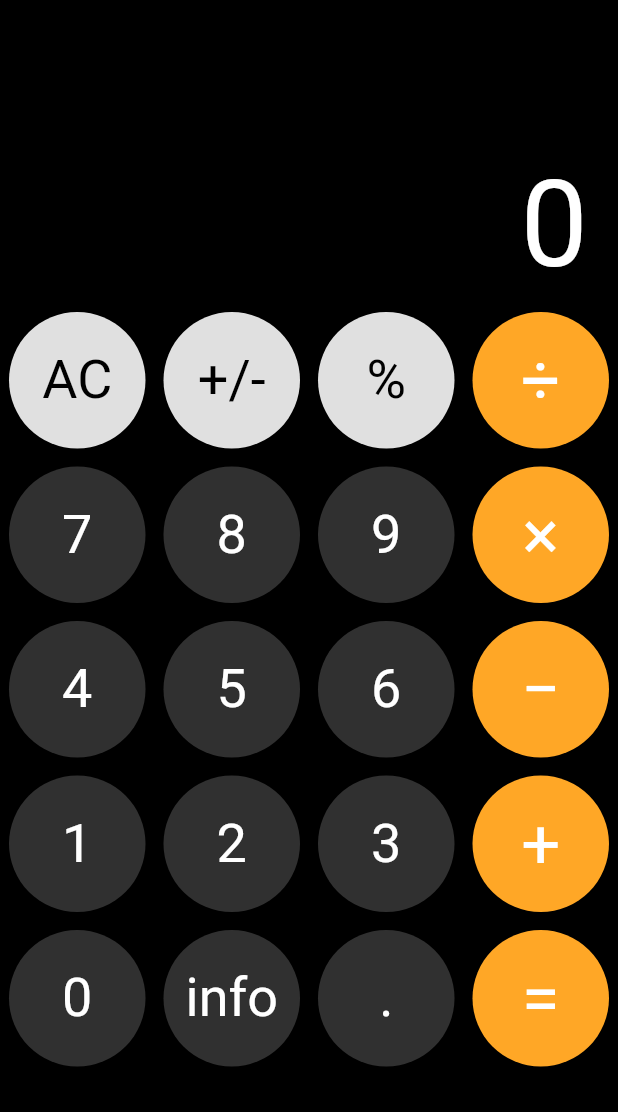
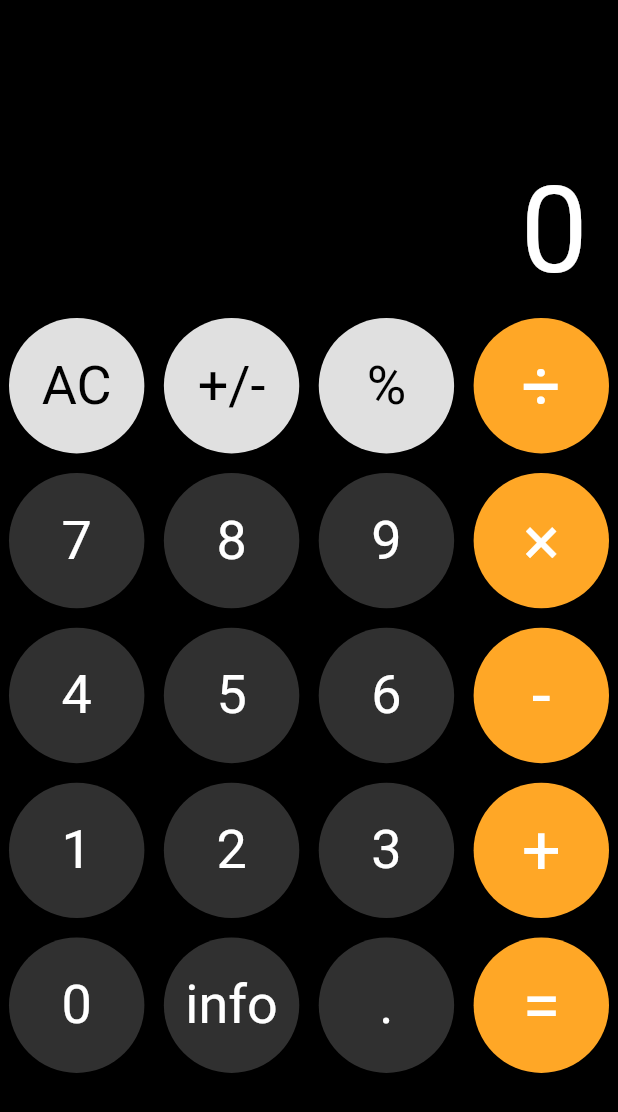
Before and after one commit to lvstross/calculatorapp, a Flutter app: the screen it shows after launch, on a phone screen of 412 x 824 dp. Shown: the top 1112 px of the screen. Run offline on Flutter 3.47's test engine with Material 2 defaults, Android fonts, the phone set to English and light mode, and no system bars.

Commit message:
make calculator a stateful widget refined the buttons rendering

```diff
--- /dev/null
+++ b/lib/circle_button.dart
@@ -0,0 +1,40 @@
+import 'package:flutter/material.dart';
+
+class CircleButton extends StatelessWidget {
+  final Color color;
+  final String text;
+  final Color textColor;
+  final double textSize;
+  final Function tap;
+  CircleButton(
+      {this.color, this.text, this.textColor, this.textSize, this.tap});
+  @override
+  Widget build(context) {
+    double margin = 6.0;
+    double size = (MediaQuery.of(context).size.width / 4) - (margin * 2);
+    return Container(
+      width: size,
+      height: size,
+      margin: EdgeInsets.all(margin),
+      child: Center(
+        child: InkWell(
+          onTap: tap,
+          child: Text(
+            text,
+            style: TextStyle(
+              color: textColor,
+              fontSize: textSize,
+            ),
+          ),
+        ),
+      ),
+      decoration: BoxDecoration(
+        color: color,
+        shape: BoxShape.rectangle,
+        borderRadius: BorderRadius.all(
+          Radius.circular(50),
+        ),
+      ),
+    );
+  }
+}
--- a/lib/main.dart
+++ b/lib/main.dart
@@ -1,4 +1,5 @@
 import 'package:flutter/material.dart';
+import './circle_button.dart';
 
 void main() {
   runApp(Calculator());
@@ -18,201 +19,184 @@ class Calculator extends StatelessWidget {
   }
 }
 
-class ButtonRow extends StatelessWidget {
+class ButtonRow extends StatefulWidget {
+  @override
+  _ButtonRowState createState() => _ButtonRowState();
+}
+
+class _ButtonRowState extends State<ButtonRow> {
+  var buttons = [
+    {
+      'text': 'AC',
+      'color': Colors.grey[300],
+      'textColor': Colors.black,
+      'textSize': 36.0
+    },
+    {
+      'text': '+/-',
+      'color': Colors.grey[300],
+      'textColor': Colors.black,
+      'textSize': 36.0
+    },
+    {
+      'text': '%',
+      'color': Colors.grey[300],
+      'textColor': Colors.black,
+      'textSize': 36.0
+    },
+    {
+      'text': '÷',
+      'color': Colors.orange[400],
+      'textColor': Colors.white,
+      'textSize': 46.0
+    },
+    {
+      'text': '7',
+      'color': Colors.grey[850],
+      'textColor': Colors.white,
+      'textSize': 36.0
+    },
+    {
+      'text': '8',
+      'color': Colors.grey[850],
+      'textColor': Colors.white,
+      'textSize': 36.0
+    },
+    {
+      'text': '9',
+      'color': Colors.grey[850],
+      'textColor': Colors.white,
+      'textSize': 36.0
+    },
+    {
+      'text': '×',
+      'color': Colors.orange[400],
+      'textColor': Colors.white,
+      'textSize': 46.0
+    },
+    {
+      'text': '4',
+      'color': Colors.grey[850],
+      'textColor': Colors.white,
+      'textSize': 36.0
+    },
+    {
+      'text': '5',
+      'color': Colors.grey[850],
+      'textColor': Colors.white,
+      'textSize': 36.0
+    },
+    {
+      'text': '6',
+      'color': Colors.grey[850],
+      'textColor': Colors.white,
+      'textSize': 36.0
+    },
+    {
+      'text': '-',
+      'color': Colors.orange[400],
+      'textColor': Colors.white,
+      'textSize': 46.0
+    },
+    {
+      'text': '1',
+      'color': Colors.grey[850],
+      'textColor': Colors.white,
+      'textSize': 36.0
+    },
+    {
+      'text': '2',
+      'color': Colors.grey[850],
+      'textColor': Colors.white,
+      'textSize': 36.0
+    },
+    {
+      'text': '3',
+      'color': Colors.grey[850],
+      'textColor': Colors.white,
+      'textSize': 36.0
+    },
+    {
+      'text': '+',
+      'color': Colors.orange[400],
+      'textColor': Colors.white,
+      'textSize': 46.0
+    },
+    {
+      'text': '0',
+      'color': Colors.grey[850],
+      'textColor': Colors.white,
+      'textSize': 36.0
+    },
+    {
+      'text': 'info',
+      'color': Colors.grey[850],
+      'textColor': Colors.white,
+      'textSize': 36.0
+    },
+    {
+      'text': '.',
+      'color': Colors.grey[850],
+      'textColor': Colors.white,
+      'textSize': 36.0
+    },
+    {
+      'text': '=',
+      'color': Colors.orange[400],
+      'textColor': Colors.white,
+      'textSize': 46.0
+    },
+  ];
+
+  String _displayValue = "0";
+  List _values = [];
+
+  void _handleButton(value) {
+    setState(() {
+      _values.add(value);
+      print(_values);
+    });
+  }
+
   @override
   Widget build(BuildContext context) {
-    double topHeight = MediaQuery.of(context).size.height / 8;
+    double topHeight = MediaQuery.of(context).size.height / 4;
     return Column(
       children: [
-        Row(
-          mainAxisAlignment: MainAxisAlignment.end,
-          crossAxisAlignment: CrossAxisAlignment.center,
-          children: [
         Container(
+          width: double.infinity,
+          height: topHeight,
+          alignment: Alignment.bottomRight,
           padding: EdgeInsets.only(
             right: 20,
             bottom: 5,
-                top: topHeight,
           ),
           child: Text(
-                "0",
+            _displayValue,
             style: TextStyle(
               color: Colors.white,
-                  fontSize: 80,
+              fontSize: 80.0,
             ),
           ),
         ),
-          ],
+        Expanded(
+          child: GridView.count(
+            crossAxisCount: 4,
+            mainAxisSpacing: 1,
+            crossAxisSpacing: 1,
+            children: List.generate(buttons.length, (index) {
+              return CircleButton(
+                  text: buttons[index]['text'],
+                  color: buttons[index]['color'],
+                  textColor: buttons[index]['textColor'],
+                  textSize: buttons[index]['textSize'],
+                  tap: () {
+                    _handleButton(buttons[index]['text']);
+                  });
+            }),
           ),
-        Row(
-          mainAxisAlignment: MainAxisAlignment.spaceAround,
-          crossAxisAlignment: CrossAxisAlignment.start,
-          children: [
-            CircleButton(
-              text: "AC",
-              color: Colors.grey[300],
-              textColor: Colors.black,
-            ),
-            CircleButton(
-              text: "+/-",
-              color: Colors.grey[300],
-              textColor: Colors.black,
-            ),
-            CircleButton(
-              text: "%",
-              color: Colors.grey[300],
-              textColor: Colors.black,
-            ),
-            CircleButton(
-              text: "÷",
-              color: Colors.orange[400],
-              textSize: 46,
-            ),
-          ],
-        ),
-        Row(
-          mainAxisAlignment: MainAxisAlignment.spaceAround,
-          crossAxisAlignment: CrossAxisAlignment.start,
-          children: [
-            CircleButton(
-              text: "7",
-              color: Colors.grey[850],
-              textColor: Colors.white,
-            ),
-            CircleButton(
-              text: "8",
-              color: Colors.grey[850],
-              textColor: Colors.white,
-            ),
-            CircleButton(
-              text: "9",
-              color: Colors.grey[850],
-              textColor: Colors.white,
-            ),
-            CircleButton(
-              text: "×",
-              color: Colors.orange[400],
-              textSize: 46,
-            ),
-          ],
-        ),
-        Row(
-          mainAxisAlignment: MainAxisAlignment.spaceAround,
-          crossAxisAlignment: CrossAxisAlignment.start,
-          children: [
-            CircleButton(
-              text: "4",
-              color: Colors.grey[850],
-              textColor: Colors.white,
-            ),
-            CircleButton(
-              text: "5",
-              color: Colors.grey[850],
-              textColor: Colors.white,
-            ),
-            CircleButton(
-              text: "6",
-              color: Colors.grey[850],
-              textColor: Colors.white,
-            ),
-            CircleButton(
-              text: "−",
-              color: Colors.orange[400],
-              textSize: 46,
-            ),
-          ],
-        ),
-        Row(
-          mainAxisAlignment: MainAxisAlignment.spaceAround,
-          crossAxisAlignment: CrossAxisAlignment.start,
-          children: [
-            CircleButton(
-              text: "1",
-              color: Colors.grey[850],
-              textColor: Colors.white,
-            ),
-            CircleButton(
-              text: "2",
-              color: Colors.grey[850],
-              textColor: Colors.white,
-            ),
-            CircleButton(
-              text: "3",
-              color: Colors.grey[850],
-              textColor: Colors.white,
-            ),
-            CircleButton(
-              text: "+",
-              color: Colors.orange[400],
-              textSize: 46,
-            ),
-          ],
-        ),
-        Row(
-          mainAxisAlignment: MainAxisAlignment.spaceAround,
-          crossAxisAlignment: CrossAxisAlignment.start,
-          children: [
-            CircleButton(
-              text: "0",
-              color: Colors.grey[850],
-              textColor: Colors.white,
-            ),
-            CircleButton(
-              text: "info",
-              color: Colors.grey[850],
-              textColor: Colors.white,
-            ),
-            CircleButton(
-              text: ".",
-              color: Colors.grey[850],
-              textColor: Colors.white,
-            ),
-            CircleButton(
-              text: "=",
-              color: Colors.orange[400],
-              textSize: 46,
-            ),
-          ],
         ),
       ],
     );
   }
 }
-
-class CircleButton extends StatelessWidget {
-  final Color color;
-  final String text;
-  final Color textColor;
-  final double textSize;
-  CircleButton(
-      {this.color = Colors.grey,
-      this.text = "",
-      this.textColor = Colors.white,
-      this.textSize = 36});
-  @override
-  Widget build(context) {
-    double margin = 6.0;
-    double size = (MediaQuery.of(context).size.width / 4) - (margin * 2);
-    return Container(
-      width: size,
-      height: size,
-      margin: EdgeInsets.all(margin),
-      child: Center(
-        child: Text(
-          text,
-          style: TextStyle(
-            color: textColor,
-            fontSize: textSize,
-          ),
-        ),
-      ),
-      decoration: BoxDecoration(
-        color: color,
-        shape: BoxShape.rectangle,
-        borderRadius: BorderRadius.all(
-          Radius.circular(50),
-        ),
-      ),
-    );
-  }
-}
```
Also changed, not shown: 1 other file. Lines whose indentation alone changed are shown as unchanged.
